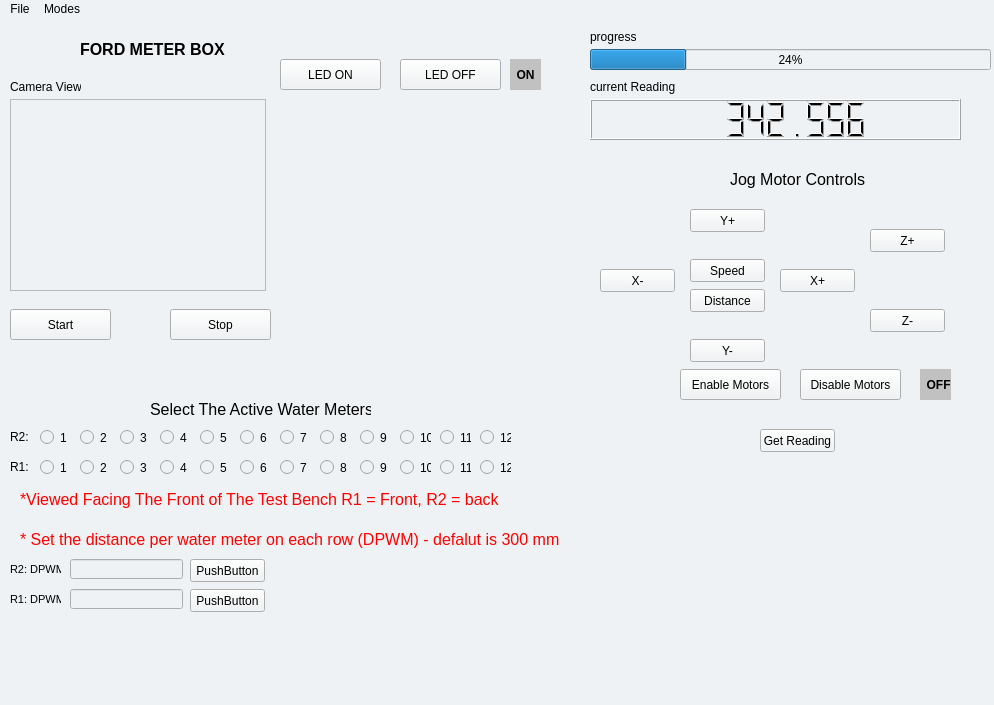
Above: UI/Main.ui from lilyrothschild8/ECE_406_Motor before the change. Below: the same form after it.
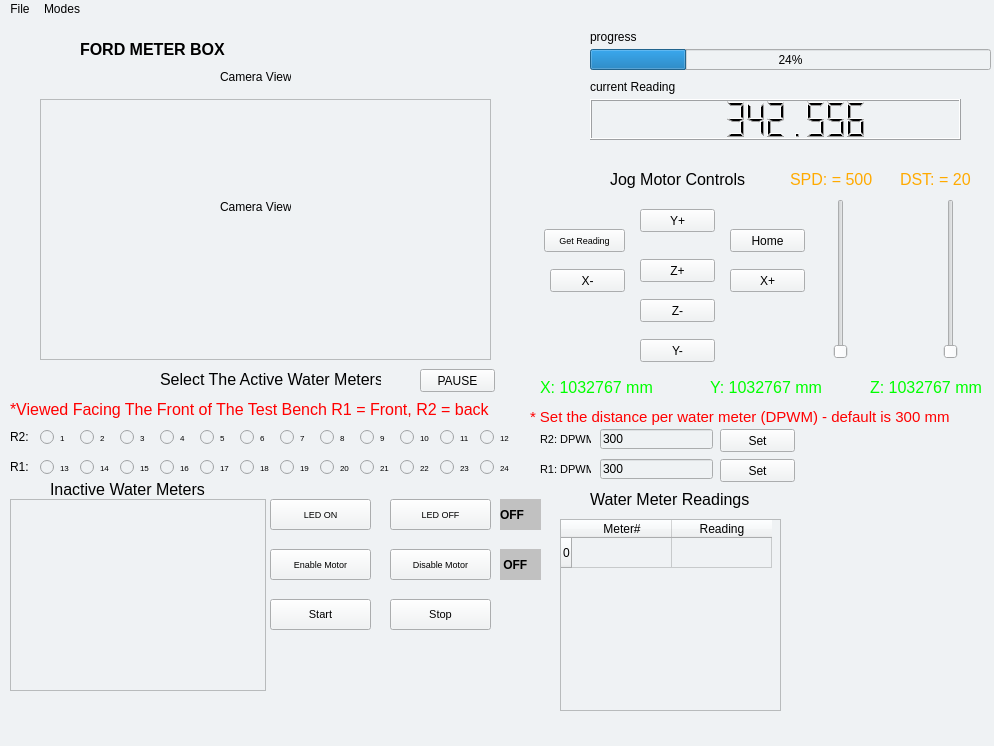
That is the form after the change. Icons and pictures are not drawn.

What changed in the file:
```diff
--- a/UI/Main.ui
+++ b/UI/Main.ui
@@ -7,7 +7,7 @@
     <x>0</x>
     <y>0</y>
     <width>994</width>
-    <height>705</height>
+    <height>746</height>
    </rect>
   </property>
   <property name="windowTitle">
@@ -23,7 +23,7 @@
       <x>0</x>
       <y>0</y>
       <width>1001</width>
-      <height>680</height>
+      <height>721</height>
      </rect>
     </property>
     <property name="font">
@@ -34,7 +34,7 @@
     <widget class="QPushButton" name="pushButton">
      <property name="geometry">
       <rect>
-       <x>690</x>
+       <x>640</x>
        <y>190</y>
        <width>75</width>
        <height>23</height>
@@ -47,20 +47,7 @@
     <widget class="QPushButton" name="pushButton_2">
      <property name="geometry">
       <rect>
-       <x>690</x>
-       <y>240</y>
-       <width>75</width>
-       <height>23</height>
-      </rect>
-     </property>
-     <property name="text">
-      <string>Speed</string>
-     </property>
-    </widget>
-    <widget class="QPushButton" name="pushButton_3">
-     <property name="geometry">
-      <rect>
-       <x>600</x>
+       <x>550</x>
        <y>250</y>
        <width>75</width>
        <height>23</height>
@@ -73,7 +60,7 @@
     <widget class="QPushButton" name="pushButton_4">
      <property name="geometry">
       <rect>
-       <x>780</x>
+       <x>730</x>
        <y>250</y>
        <width>75</width>
        <height>23</height>
@@ -86,21 +73,8 @@
     <widget class="QPushButton" name="pushButton_5">
      <property name="geometry">
       <rect>
-       <x>690</x>
-       <y>270</y>
-       <width>75</width>
-       <height>23</height>
-      </rect>
-     </property>
-     <property name="text">
-      <string>Distance</string>
-     </property>
-    </widget>
-    <widget class="QPushButton" name="pushButton_6">
-     <property name="geometry">
-      <rect>
-       <x>870</x>
-       <y>210</y>
+       <x>640</x>
+       <y>240</y>
        <width>75</width>
        <height>23</height>
       </rect>
@@ -112,8 +86,8 @@
     <widget class="QPushButton" name="pushButton_7">
      <property name="geometry">
       <rect>
-       <x>870</x>
-       <y>290</y>
+       <x>640</x>
+       <y>280</y>
        <width>75</width>
        <height>23</height>
       </rect>
@@ -125,7 +99,7 @@
     <widget class="QPushButton" name="pushButton_8">
      <property name="geometry">
       <rect>
-       <x>690</x>
+       <x>640</x>
        <y>320</y>
        <width>75</width>
        <height>23</height>
@@ -210,18 +184,18 @@
     <widget class="QGraphicsView" name="graphicsView">
      <property name="geometry">
       <rect>
-       <x>10</x>
+       <x>40</x>
        <y>80</y>
-       <width>256</width>
-       <height>192</height>
+       <width>451</width>
+       <height>261</height>
       </rect>
      </property>
     </widget>
     <widget class="QLabel" name="label_3">
      <property name="geometry">
       <rect>
-       <x>10</x>
-       <y>60</y>
+       <x>220</x>
+       <y>50</y>
        <width>71</width>
        <height>16</height>
       </rect>
@@ -240,12 +214,17 @@
     <widget class="QPushButton" name="pushButton_9">
      <property name="geometry">
       <rect>
-       <x>10</x>
-       <y>290</y>
+       <x>270</x>
+       <y>580</y>
        <width>101</width>
        <height>31</height>
       </rect>
      </property>
+     <property name="font">
+      <font>
+       <pointsize>8</pointsize>
+      </font>
+     </property>
      <property name="text">
       <string>Start</string>
      </property>
@@ -253,12 +232,17 @@
     <widget class="QPushButton" name="pushButton_10">
      <property name="geometry">
       <rect>
-       <x>170</x>
-       <y>290</y>
+       <x>390</x>
+       <y>580</y>
        <width>101</width>
        <height>31</height>
       </rect>
      </property>
+     <property name="font">
+      <font>
+       <pointsize>8</pointsize>
+      </font>
+     </property>
      <property name="text">
       <string>Stop</string>
      </property>
@@ -266,12 +250,17 @@
     <widget class="QPushButton" name="pushButton_11">
      <property name="geometry">
       <rect>
-       <x>280</x>
-       <y>40</y>
+       <x>270</x>
+       <y>480</y>
        <width>101</width>
        <height>31</height>
       </rect>
      </property>
+     <property name="font">
+      <font>
+       <pointsize>7</pointsize>
+      </font>
+     </property>
      <property name="text">
       <string>LED ON</string>
      </property>
@@ -279,12 +268,17 @@
     <widget class="QPushButton" name="pushButton_12">
      <property name="geometry">
       <rect>
-       <x>400</x>
-       <y>40</y>
+       <x>390</x>
+       <y>480</y>
        <width>101</width>
        <height>31</height>
       </rect>
      </property>
+     <property name="font">
+      <font>
+       <pointsize>7</pointsize>
+      </font>
+     </property>
      <property name="text">
       <string>LED OFF</string>
      </property>
@@ -292,33 +286,43 @@
     <widget class="QPushButton" name="pushButton_13">
      <property name="geometry">
       <rect>
-       <x>680</x>
-       <y>350</y>
+       <x>270</x>
+       <y>530</y>
        <width>101</width>
        <height>31</height>
       </rect>
      </property>
+     <property name="font">
+      <font>
+       <pointsize>7</pointsize>
+      </font>
+     </property>
      <property name="text">
-      <string>Enable Motors</string>
+      <string>Enable Motor</string>
      </property>
     </widget>
     <widget class="QPushButton" name="pushButton_14">
      <property name="geometry">
       <rect>
-       <x>800</x>
-       <y>350</y>
+       <x>390</x>
+       <y>530</y>
        <width>101</width>
        <height>31</height>
       </rect>
      </property>
+     <property name="font">
+      <font>
+       <pointsize>7</pointsize>
+      </font>
+     </property>
      <property name="text">
-      <string>Disable Motors</string>
+      <string>Disable Motor</string>
      </property>
     </widget>
     <widget class="QLabel" name="label_4">
      <property name="geometry">
       <rect>
-       <x>730</x>
+       <x>610</x>
        <y>150</y>
        <width>141</width>
        <height>20</height>
@@ -385,6 +389,11 @@
        <height>17</height>
       </rect>
      </property>
+     <property name="font">
+      <font>
+       <pointsize>6</pointsize>
+      </font>
+     </property>
      <property name="layoutDirection">
       <enum>Qt::LeftToRight</enum>
      </property>
@@ -401,6 +410,11 @@
        <height>17</height>
       </rect>
      </property>
+     <property name="font">
+      <font>
+       <pointsize>6</pointsize>
+      </font>
+     </property>
      <property name="layoutDirection">
       <enum>Qt::LeftToRight</enum>
      </property>
@@ -417,6 +431,11 @@
        <height>17</height>
       </rect>
      </property>
+     <property name="font">
+      <font>
+       <pointsize>6</pointsize>
+      </font>
+     </property>
      <property name="layoutDirection">
       <enum>Qt::LeftToRight</enum>
      </property>
@@ -433,6 +452,11 @@
        <height>17</height>
       </rect>
      </property>
+     <property name="font">
+      <font>
+       <pointsize>6</pointsize>
+      </font>
+     </property>
      <property name="layoutDirection">
       <enum>Qt::LeftToRight</enum>
      </property>
@@ -449,6 +473,11 @@
        <height>17</height>
       </rect>
      </property>
+     <property name="font">
+      <font>
+       <pointsize>6</pointsize>
+      </font>
+     </property>
      <property name="layoutDirection">
       <enum>Qt::LeftToRight</enum>
      </property>
@@ -465,6 +494,11 @@
        <height>17</height>
       </rect>
      </property>
+     <property name="font">
+      <font>
+       <pointsize>6</pointsize>
+      </font>
+     </property>
      <property name="layoutDirection">
       <enum>Qt::LeftToRight</enum>
      </property>
@@ -481,6 +515,11 @@
        <height>17</height>
       </rect>
      </property>
+     <property name="font">
+      <font>
+       <pointsize>6</pointsize>
+      </font>
+     </property>
      <property name="layoutDirection">
       <enum>Qt::LeftToRight</enum>
      </property>
@@ -497,6 +536,11 @@
        <height>17</height>
       </rect>
      </property>
+     <property name="font">
+      <font>
+       <pointsize>6</pointsize>
+      </font>
+     </property>
      <property name="layoutDirection">
       <enum>Qt::LeftToRight</enum>
      </property>
@@ -513,6 +557,11 @@
        <height>17</height>
       </rect>
      </property>
+     <property name="font">
+      <font>
+       <pointsize>6</pointsize>
+      </font>
+     </property>
      <property name="layoutDirection">
       <enum>Qt::LeftToRight</enum>
      </property>
@@ -529,6 +578,11 @@
        <height>17</height>
       </rect>
      </property>
+     <property name="font">
+      <font>
+       <pointsize>6</pointsize>
+      </font>
+     </property>
      <property name="layoutDirection">
       <enum>Qt::LeftToRight</enum>
      </property>
@@ -545,6 +599,11 @@
        <height>17</height>
       </rect>
      </property>
+     <property name="font">
+      <font>
+       <pointsize>6</pointsize>
+      </font>
+     </property>
      <property name="layoutDirection">
       <enum>Qt::LeftToRight</enum>
      </property>
@@ -561,6 +620,11 @@
        <height>17</height>
       </rect>
      </property>
+     <property name="font">
+      <font>
+       <pointsize>6</pointsize>
+      </font>
+     </property>
      <property name="layoutDirection">
       <enum>Qt::LeftToRight</enum>
      </property>
@@ -597,11 +661,19 @@
        <height>17</height>
       </rect>
      </property>
+     <property name="font">
+      <font>
+       <pointsize>6</pointsize>
+      </font>
+     </property>
      <property name="layoutDirection">
       <enum>Qt::LeftToRight</enum>
      </property>
      <property name="text">
-      <string>12</string>
+      <string>24</string>
+     </property>
+     <property name="autoExclusive">
+      <bool>false</bool>
      </property>
     </widget>
     <widget class="QRadioButton" name="radioButton_14">
@@ -613,11 +685,19 @@
        <height>17</height>
       </rect>
      </property>
+     <property name="font">
+      <font>
+       <pointsize>6</pointsize>
+      </font>
+     </property>
      <property name="layoutDirection">
       <enum>Qt::LeftToRight</enum>
      </property>
      <property name="text">
-      <string>6</string>
+      <string>18</string>
+     </property>
+     <property name="autoExclusive">
+      <bool>false</bool>
      </property>
     </widget>
     <widget class="QRadioButton" name="radioButton_15">
@@ -629,11 +709,19 @@
        <height>17</height>
       </rect>
      </property>
+     <property name="font">
+      <font>
+       <pointsize>6</pointsize>
+      </font>
+     </property>
      <property name="layoutDirection">
       <enum>Qt::LeftToRight</enum>
      </property>
      <property name="text">
-      <string>7</string>
+      <string>19</string>
+     </property>
+     <property name="autoExclusive">
+      <bool>false</bool>
      </property>
     </widget>
     <widget class="QLabel" name="label_8">
@@ -656,7 +744,10 @@
       <string>R1:</string>
      </property>
     </widget>
-    <widget class="QRadioButton" name="radioButton_16">
+    <widget class="QRadioButton" name="M13">
+     <property name="enabled">
+      <bool>true</bool>
+     </property>
      <property name="geometry">
       <rect>
        <x>40</x>
@@ -665,11 +756,22 @@
        <height>17</height>
       </rect>
      </property>
+     <property name="font">
+      <font>
+       <pointsize>6</pointsize>
+      </font>
+     </property>
      <property name="layoutDirection">
       <enum>Qt::LeftToRight</enum>
      </property>
      <property name="text">
-      <string>1</string>
+      <string>13</string>
+     </property>
+     <property name="checked">
+      <bool>false</bool>
+     </property>
+     <property name="autoExclusive">
+      <bool>false</bool>
      </property>
     </widget>
     <widget class="QRadioButton" name="radioButton_17">
@@ -681,11 +783,19 @@
        <height>17</height>
       </rect>
      </property>
+     <property name="font">
+      <font>
+       <pointsize>6</pointsize>
+      </font>
+     </property>
      <property name="layoutDirection">
       <enum>Qt::LeftToRight</enum>
      </property>
      <property name="text">
-      <string>4</string>
+      <string>16</string>
+     </property>
+     <property name="autoExclusive">
+      <bool>false</bool>
      </property>
     </widget>
     <widget class="QRadioButton" name="radioButton_18">
@@ -697,11 +807,19 @@
        <height>17</height>
       </rect>
      </property>
+     <property name="font">
+      <font>
+       <pointsize>6</pointsize>
+      </font>
+     </property>
      <property name="layoutDirection">
       <enum>Qt::LeftToRight</enum>
      </property>
      <property name="text">
-      <string>8</string>
+      <string>20</string>
+     </property>
+     <property name="autoExclusive">
+      <bool>false</bool>
      </property>
     </widget>
     <widget class="QRadioButton" name="radioButton_19">
@@ -713,11 +831,19 @@
        <height>17</height>
       </rect>
      </property>
+     <property name="font">
+      <font>
+       <pointsize>6</pointsize>
+      </font>
+     </property>
      <property name="layoutDirection">
       <enum>Qt::LeftToRight</enum>
      </property>
      <property name="text">
-      <string>3</string>
+      <string>15</string>
+     </property>
+     <property name="autoExclusive">
+      <bool>false</bool>
      </property>
     </widget>
     <widget class="QRadioButton" name="radioButton_20">
@@ -729,11 +855,19 @@
        <height>17</height>
       </rect>
      </property>
+     <property name="font">
+      <font>
+       <pointsize>6</pointsize>
+      </font>
+     </property>
      <property name="layoutDirection">
       <enum>Qt::LeftToRight</enum>
      </property>
      <property name="text">
-      <string>11</string>
+      <string>23</string>
+     </property>
+     <property name="autoExclusive">
+      <bool>false</bool>
      </property>
     </widget>
     <widget class="QRadioButton" name="radioButton_21">
@@ -745,11 +879,19 @@
        <height>17</height>
       </rect>
      </property>
+     <property name="font">
+      <font>
+       <pointsize>6</pointsize>
+      </font>
+     </property>
      <property name="layoutDirection">
       <enum>Qt::LeftToRight</enum>
      </property>
      <property name="text">
-      <string>5</string>
+      <string>17</string>
+     </property>
+     <property name="autoExclusive">
+      <bool>false</bool>
      </property>
     </widget>
     <widget class="QRadioButton" name="radioButton_22">
@@ -761,11 +903,19 @@
        <height>17</height>
       </rect>
      </property>
+     <property name="font">
+      <font>
+       <pointsize>6</pointsize>
+      </font>
+     </property>
      <property name="layoutDirection">
       <enum>Qt::LeftToRight</enum>
      </property>
      <property name="text">
-      <string>10</string>
+      <string>22</string>
+     </property>
+     <property name="autoExclusive">
+      <bool>false</bool>
      </property>
     </widget>
     <widget class="QRadioButton" name="radioButton_23">
@@ -777,11 +927,19 @@
        <height>17</height>
       </rect>
      </property>
+     <property name="font">
+      <font>
+       <pointsize>6</pointsize>
+      </font>
+     </property>
      <property name="layoutDirection">
       <enum>Qt::LeftToRight</enum>
      </property>
      <property name="text">
-      <string>2</string>
+      <string>14</string>
+     </property>
+     <property name="autoExclusive">
+      <bool>false</bool>
      </property>
     </widget>
     <widget class="QRadioButton" name="radioButton_24">
@@ -793,18 +951,26 @@
        <height>17</height>
       </rect>
      </property>
+     <property name="font">
+      <font>
+       <pointsize>6</pointsize>
+      </font>
+     </property>
      <property name="layoutDirection">
       <enum>Qt::LeftToRight</enum>
      </property>
      <property name="text">
-      <string>9</string>
+      <string>21</string>
+     </property>
+     <property name="autoExclusive">
+      <bool>false</bool>
      </property>
     </widget>
     <widget class="QLabel" name="label_9">
      <property name="geometry">
       <rect>
-       <x>150</x>
-       <y>380</y>
+       <x>160</x>
+       <y>350</y>
        <width>221</width>
        <height>21</height>
       </rect>
@@ -823,8 +989,8 @@
     <widget class="QLabel" name="label_10">
      <property name="geometry">
       <rect>
-       <x>20</x>
-       <y>470</y>
+       <x>10</x>
+       <y>380</y>
        <width>491</width>
        <height>21</height>
       </rect>
@@ -846,25 +1012,30 @@
     <widget class="QPushButton" name="pushButton_15">
      <property name="geometry">
       <rect>
-       <x>190</x>
-       <y>540</y>
+       <x>720</x>
+       <y>410</y>
        <width>75</width>
        <height>23</height>
       </rect>
      </property>
      <property name="text">
-      <string>PushButton</string>
+      <string>Set</string>
      </property>
     </widget>
     <widget class="QPushButton" name="pushButton_16">
      <property name="geometry">
       <rect>
-       <x>760</x>
-       <y>410</y>
-       <width>75</width>
+       <x>544</x>
+       <y>210</y>
+       <width>81</width>
        <height>23</height>
       </rect>
      </property>
+     <property name="font">
+      <font>
+       <pointsize>7</pointsize>
+      </font>
+     </property>
      <property name="text">
       <string>Get Reading</string>
      </property>
@@ -872,8 +1043,8 @@
     <widget class="QLabel" name="label_11">
      <property name="geometry">
       <rect>
-       <x>10</x>
-       <y>540</y>
+       <x>540</x>
+       <y>410</y>
        <width>51</width>
        <height>21</height>
       </rect>
@@ -892,41 +1063,47 @@
     <widget class="QLineEdit" name="lineEdit">
      <property name="geometry">
       <rect>
-       <x>70</x>
-       <y>540</y>
+       <x>600</x>
+       <y>410</y>
        <width>113</width>
        <height>20</height>
       </rect>
      </property>
+     <property name="text">
+      <string>300</string>
+     </property>
     </widget>
     <widget class="QLineEdit" name="lineEdit_2">
      <property name="geometry">
       <rect>
-       <x>70</x>
-       <y>570</y>
+       <x>600</x>
+       <y>440</y>
        <width>113</width>
        <height>20</height>
       </rect>
      </property>
+     <property name="text">
+      <string>300</string>
+     </property>
     </widget>
     <widget class="QPushButton" name="pushButton_17">
      <property name="geometry">
       <rect>
-       <x>190</x>
-       <y>570</y>
+       <x>720</x>
+       <y>440</y>
        <width>75</width>
        <height>23</height>
       </rect>
      </property>
      <property name="text">
-      <string>PushButton</string>
+      <string>Set</string>
      </property>
     </widget>
     <widget class="QLabel" name="label_12">
      <property name="geometry">
       <rect>
-       <x>10</x>
-       <y>570</y>
+       <x>540</x>
+       <y>440</y>
        <width>51</width>
        <height>21</height>
       </rect>
@@ -945,15 +1122,15 @@
     <widget class="QLabel" name="label_13">
      <property name="geometry">
       <rect>
-       <x>20</x>
-       <y>510</y>
-       <width>551</width>
-       <height>21</height>
+       <x>530</x>
+       <y>390</y>
+       <width>431</width>
+       <height>16</height>
       </rect>
      </property>
      <property name="font">
       <font>
-       <pointsize>12</pointsize>
+       <pointsize>11</pointsize>
        <weight>50</weight>
        <bold>false</bold>
       </font>
@@ -962,51 +1139,331 @@
       <string notr="true">color:rgb(255, 0, 0)</string>
      </property>
      <property name="text">
-      <string>* Set the distance per water meter on each row (DPWM) - defalut is 300 mm</string>
+      <string>* Set the distance per water meter (DPWM) - default is 300 mm</string>
+     </property>
+    </widget>
+    <widget class="QLabel" name="LED_Light">
+     <property name="geometry">
+      <rect>
+       <x>500</x>
+       <y>480</y>
+       <width>41</width>
+       <height>31</height>
+      </rect>
+     </property>
+     <property name="font">
+      <font>
+       <weight>75</weight>
+       <bold>true</bold>
+      </font>
+     </property>
+     <property name="styleSheet">
+      <string notr="true">background-color:rgb(193, 193, 193)</string>
+     </property>
+     <property name="text">
+      <string>OFF</string>
+     </property>
+    </widget>
+    <widget class="QLabel" name="Motors_Light">
+     <property name="geometry">
+      <rect>
+       <x>500</x>
+       <y>530</y>
+       <width>41</width>
+       <height>31</height>
+      </rect>
+     </property>
+     <property name="font">
+      <font>
+       <weight>75</weight>
+       <bold>true</bold>
+      </font>
+     </property>
+     <property name="styleSheet">
+      <string notr="true">background-color:rgb(193, 193, 193)</string>
+     </property>
+     <property name="text">
+      <string> OFF</string>
+     </property>
+    </widget>
+    <widget class="QLabel" name="X_text">
+     <property name="geometry">
+      <rect>
+       <x>540</x>
+       <y>360</y>
+       <width>121</width>
+       <height>16</height>
+      </rect>
+     </property>
+     <property name="font">
+      <font>
+       <pointsize>12</pointsize>
+       <weight>50</weight>
+       <bold>false</bold>
+      </font>
+     </property>
+     <property name="styleSheet">
+      <string notr="true">color:rgb(0, 255, 0)</string>
+     </property>
+     <property name="text">
+      <string>X: 1032767 mm</string>
+     </property>
+    </widget>
+    <widget class="QLabel" name="Y_text">
+     <property name="geometry">
+      <rect>
+       <x>710</x>
+       <y>360</y>
+       <width>121</width>
+       <height>16</height>
+      </rect>
+     </property>
+     <property name="font">
+      <font>
+       <pointsize>12</pointsize>
+       <weight>50</weight>
+       <bold>false</bold>
+      </font>
+     </property>
+     <property name="styleSheet">
+      <string notr="true">color:rgb(0, 255, 0)</string>
+     </property>
+     <property name="text">
+      <string>Y: 1032767 mm</string>
+     </property>
+    </widget>
+    <widget class="QLabel" name="Z_text">
+     <property name="geometry">
+      <rect>
+       <x>870</x>
+       <y>360</y>
+       <width>121</width>
+       <height>16</height>
+      </rect>
+     </property>
+     <property name="font">
+      <font>
+       <pointsize>12</pointsize>
+       <weight>50</weight>
+       <bold>false</bold>
+      </font>
+     </property>
+     <property name="styleSheet">
+      <string notr="true">color:rgb(0, 255, 0)</string>
+     </property>
+     <property name="text">
+      <string>Z: 1032767 mm</string>
+     </property>
+    </widget>
+    <widget class="QLabel" name="Speed_Text">
+     <property name="geometry">
+      <rect>
+       <x>790</x>
+       <y>150</y>
+       <width>91</width>
+       <height>21</height>
+      </rect>
+     </property>
+     <property name="font">
+      <font>
+       <pointsize>12</pointsize>
+       <weight>50</weight>
+       <bold>false</bold>
+      </font>
+     </property>
+     <property name="styleSheet">
+      <string notr="true">color:rgb(255, 170, 0)</string>
+     </property>
+     <property name="text">
+      <string>SPD: = 500</string>
+     </property>
+    </widget>
+    <widget class="QSlider" name="speed_Slider">
+     <property name="geometry">
+      <rect>
+       <x>830</x>
+       <y>180</y>
+       <width>22</width>
+       <height>160</height>
+      </rect>
+     </property>
+     <property name="minimum">
+      <number>500</number>
+     </property>
+     <property name="maximum">
+      <number>900</number>
+     </property>
+     <property name="orientation">
+      <enum>Qt::Vertical</enum>
+     </property>
+    </widget>
+    <widget class="QSlider" name="distance_Slider">
+     <property name="geometry">
+      <rect>
+       <x>940</x>
+       <y>180</y>
+       <width>22</width>
+       <height>160</height>
+      </rect>
+     </property>
+     <property name="minimum">
+      <number>20</number>
+     </property>
+     <property name="maximum">
+      <number>200</number>
+     </property>
+     <property name="value">
+      <number>20</number>
+     </property>
+     <property name="sliderPosition">
+      <number>20</number>
+     </property>
+     <property name="orientation">
+      <enum>Qt::Vertical</enum>
+     </property>
+    </widget>
+    <widget class="QLabel" name="Distance_Text">
+     <property name="geometry">
+      <rect>
+       <x>900</x>
+       <y>150</y>
+       <width>91</width>
+       <height>21</height>
+      </rect>
+     </property>
+     <property name="font">
+      <font>
+       <pointsize>12</pointsize>
+       <weight>50</weight>
+       <bold>false</bold>
+      </font>
+     </property>
+     <property name="styleSheet">
+      <string notr="true">color:rgb(255, 170, 0)</string>
+     </property>
+     <property name="text">
+      <string>DST: = 20</string>
+     </property>
+    </widget>
+    <widget class="QTableWidget" name="Water_Meter_Table">
+     <property name="geometry">
+      <rect>
+       <x>560</x>
+       <y>500</y>
+       <width>221</width>
+       <height>192</height>
+      </rect>
+     </property>
+     <row>
+      <property name="text">
+       <string>0</string>
+      </property>
+     </row>
+     <column>
+      <property name="text">
+       <string>Meter#</string>
+      </property>
+     </column>
+     <column>
+      <property name="text">
+       <string>Reading</string>
+      </property>
+     </column>
+    </widget>
+    <widget class="QPushButton" name="home_Button">
+     <property name="geometry">
+      <rect>
+       <x>730</x>
+       <y>210</y>
+       <width>75</width>
+       <height>23</height>
+      </rect>
+     </property>
+     <property name="text">
+      <string>Home</string>
      </property>
     </widget>
     <widget class="QLabel" name="label_14">
      <property name="geometry">
       <rect>
-       <x>510</x>
-       <y>40</y>
-       <width>31</width>
-       <height>31</height>
+       <x>50</x>
+       <y>460</y>
+       <width>171</width>
+       <height>21</height>
       </rect>
      </property>
      <property name="font">
       <font>
-       <weight>75</weight>
-       <bold>true</bold>
+       <pointsize>12</pointsize>
+       <weight>50</weight>
+       <bold>false</bold>
       </font>
      </property>
-     <property name="styleSheet">
-      <string notr="true">background-color:rgb(193, 193, 193)</string>
-     </property>
      <property name="text">
-      <string>  ON</string>
+      <string>Inactive Water Meters</string>
+     </property>
+    </widget>
+    <widget class="QListWidget" name="listWidget">
+     <property name="geometry">
+      <rect>
+       <x>10</x>
+       <y>480</y>
+       <width>256</width>
+       <height>192</height>
+      </rect>
      </property>
     </widget>
     <widget class="QLabel" name="label_15">
      <property name="geometry">
       <rect>
-       <x>920</x>
+       <x>590</x>
+       <y>470</y>
+       <width>171</width>
+       <height>21</height>
+      </rect>
+     </property>
+     <property name="font">
+      <font>
+       <pointsize>12</pointsize>
+       <weight>50</weight>
+       <bold>false</bold>
+      </font>
+     </property>
+     <property name="text">
+      <string>Water Meter Readings</string>
+     </property>
+    </widget>
+    <widget class="QPushButton" name="pasue_Video_Button">
+     <property name="geometry">
+      <rect>
+       <x>420</x>
        <y>350</y>
-       <width>31</width>
-       <height>31</height>
+       <width>75</width>
+       <height>23</height>
+      </rect>
+     </property>
+     <property name="text">
+      <string>PAUSE</string>
+     </property>
+    </widget>
+    <widget class="QLabel" name="camera_Display">
+     <property name="geometry">
+      <rect>
+       <x>220</x>
+       <y>180</y>
+       <width>71</width>
+       <height>16</height>
       </rect>
      </property>
      <property name="font">
       <font>
-       <weight>75</weight>
-       <bold>true</bold>
+       <pointsize>9</pointsize>
+       <weight>50</weight>
+       <bold>false</bold>
       </font>
      </property>
-     <property name="styleSheet">
-      <string notr="true">background-color:rgb(193, 193, 193)</string>
-     </property>
      <property name="text">
-      <string>  OFF</string>
+      <string>Camera View</string>
      </property>
     </widget>
    </widget>
```
Left out of the diff: 116 changed lines with no effect on the pictures.
